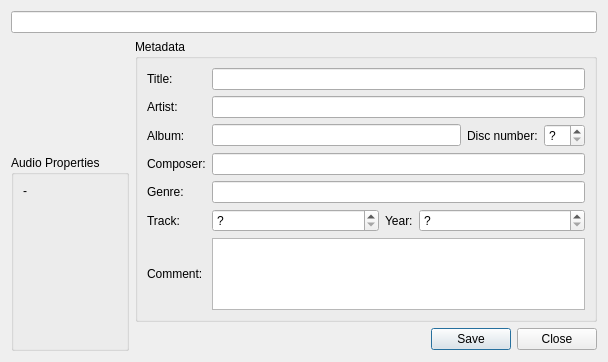
Before: the Qt Designer form src/qmmp/forms/abstractdetailsdialog.ui in ksv1986/qmmp-staging, drawn with Qt 5.
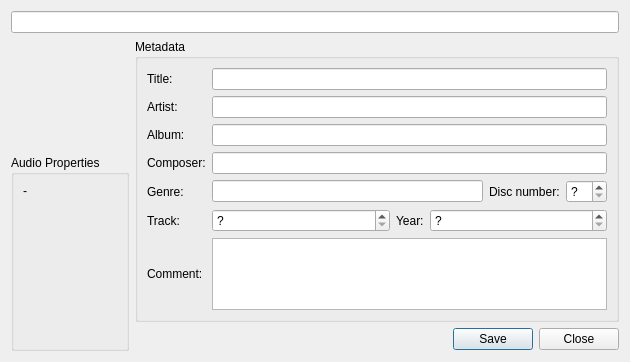
After: the same form once the commit is applied. Custom widgets are drawn as their Qt base class.

Commit message: changed details dialog layout

```diff
--- a/src/qmmp/forms/abstractdetailsdialog.ui
+++ b/src/qmmp/forms/abstractdetailsdialog.ui
@@ -6,7 +6,7 @@
    <rect>
     <x>0</x>
     <y>0</y>
-    <width>608</width>
+    <width>630</width>
     <height>362</height>
    </rect>
   </property>
@@ -114,11 +114,6 @@
        </widget>
       </item>
       <item row="2" column="1">
-       <layout class="QHBoxLayout" name="horizontalLayout">
-        <property name="sizeConstraint">
-         <enum>QLayout::SetDefaultConstraint</enum>
-        </property>
-        <item>
          <widget class="QLineEdit" name="albumLineEdit">
           <property name="sizePolicy">
            <sizepolicy hsizetype="Expanding" vsizetype="Fixed">
@@ -131,28 +126,6 @@
           </property>
          </widget>
         </item>
-        <item>
-         <widget class="QLabel" name="label_11">
-          <property name="sizePolicy">
-           <sizepolicy hsizetype="Preferred" vsizetype="Preferred">
-            <horstretch>0</horstretch>
-            <verstretch>0</verstretch>
-           </sizepolicy>
-          </property>
-          <property name="text">
-           <string>Disc number:</string>
-          </property>
-         </widget>
-        </item>
-        <item>
-         <widget class="QSpinBox" name="discSpinBox">
-          <property name="specialValueText">
-           <string notr="true">?</string>
-          </property>
-         </widget>
-        </item>
-       </layout>
-      </item>
       <item row="3" column="0">
        <widget class="QLabel" name="label_8">
         <property name="text">
@@ -180,6 +153,8 @@
        </widget>
       </item>
       <item row="4" column="1">
+       <layout class="QHBoxLayout" name="horizontalLayout">
+        <item>
        <widget class="QLineEdit" name="genreLineEdit">
         <property name="sizePolicy">
          <sizepolicy hsizetype="Expanding" vsizetype="Fixed">
@@ -188,6 +163,28 @@
          </sizepolicy>
         </property>
        </widget>
+        </item>
+        <item>
+         <widget class="QLabel" name="label_11">
+          <property name="sizePolicy">
+           <sizepolicy hsizetype="Preferred" vsizetype="Preferred">
+            <horstretch>0</horstretch>
+            <verstretch>0</verstretch>
+           </sizepolicy>
+          </property>
+          <property name="text">
+           <string>Disc number:</string>
+          </property>
+         </widget>
+        </item>
+        <item>
+         <widget class="QSpinBox" name="discSpinBox">
+          <property name="specialValueText">
+           <string notr="true">?</string>
+          </property>
+         </widget>
+        </item>
+       </layout>
       </item>
       <item row="5" column="0">
        <widget class="QLabel" name="label_42">
```
Lines whose indentation alone changed are shown as unchanged. The commit also changes 1 other file.
